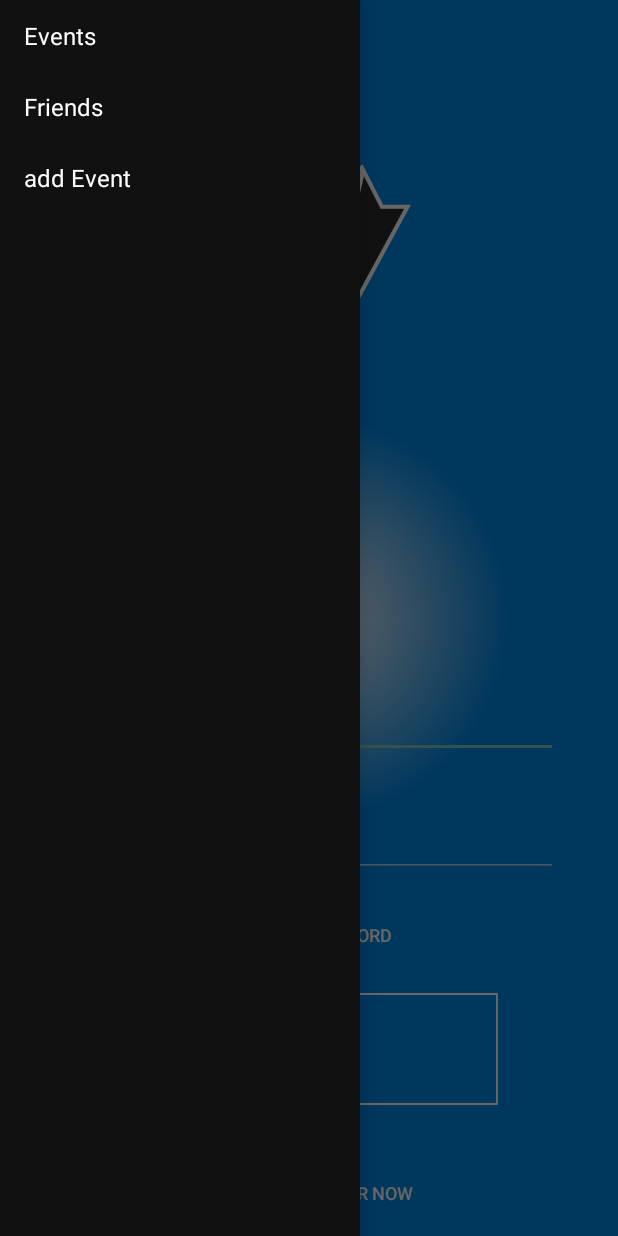
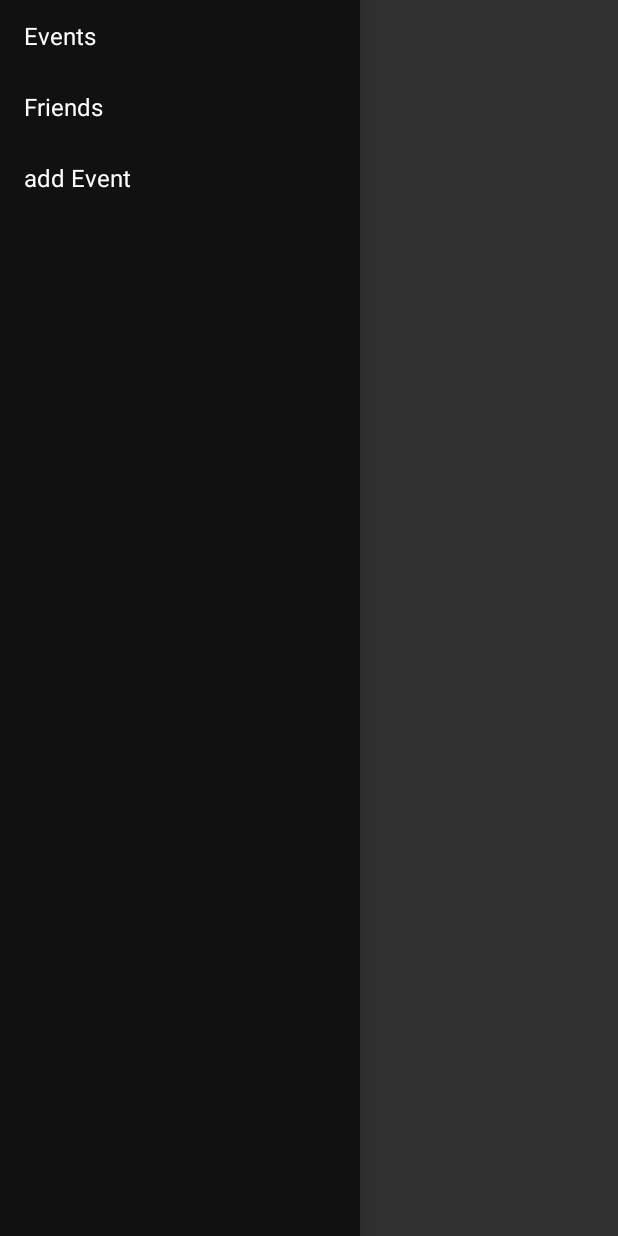
Before and after one commit to oszalex/SpryAndroid, an Android app: the MainActivity screen opened directly, with no data from a screen before it, with the side drawer open, on a phone screen of 412 x 824 dp. Run offline under Robolectric (Android 15) with nearby library versions, the phone set to English and light mode, and no system bars.

Commit message:
viewes refactored

```diff
--- a/android/src/main/res/layout/activity_main.xml
+++ b/android/src/main/res/layout/activity_main.xml
@@ -5,99 +5,7 @@
     android:layout_height="match_parent">
     <!-- The main content view -->
 
-    <LinearLayout xmlns:android="http://schemas.android.com/apk/res/android"
-    xmlns:tools="http://schemas.android.com/tools"
-    android:layout_width="match_parent"
-    android:layout_height="match_parent"
-    android:background="@drawable/gradient"
-    android:orientation="vertical" >
 
-    <ImageView
-        android:layout_width="150dp"
-        android:layout_height="150dp"
-        android:layout_gravity="center_horizontal"
-        android:layout_weight="9"
-        android:contentDescription="@string/loginLogoDescription"
-        android:paddingTop="50dp"
-        android:src="@drawable/logo_400x400px" />
-
-    <TextView
-        android:layout_width="wrap_content"
-        android:layout_height="wrap_content"
-        android:layout_gravity="center_horizontal"
-        android:layout_weight="3"
-        android:text="@string/loginTitle"
-        android:textColor="@android:color/white"
-        android:textSize="40sp" />
-
-    <EditText
-        android:id="@+id/login_username"
-        android:layout_width="fill_parent"
-        android:layout_height="wrap_content"
-        android:layout_gravity="center_horizontal"
-        android:layout_marginLeft="40dp"
-        android:layout_marginRight="40dp"
-        android:layout_weight="2"
-        android:hint="@string/loginEditUsername"
-        android:inputType="textEmailAddress"
-        android:textColorHint="@android:color/white"
-        android:textSize="16sp" />
-
-    <EditText
-        android:id="@+id/login_password"
-        android:layout_width="fill_parent"
-        android:layout_height="wrap_content"
-        android:layout_gravity="center_horizontal"
-        android:layout_marginBottom="20dp"
-        android:layout_marginLeft="40dp"
-        android:layout_marginRight="40dp"
-        android:layout_weight="2"
-        android:gravity="bottom"
-        android:hint="@string/loginEditPassword"
-        android:inputType="textPassword"
-        android:textColorHint="@android:color/white"
-        android:textSize="16sp" />
-
-    <Button
-        android:layout_width="wrap_content"
-        android:layout_height="0dp"
-        android:layout_gravity="center_horizontal"
-        android:layout_marginBottom="20dp"
-        android:layout_weight="2"
-        android:background="@android:color/transparent"
-        android:onClick="login"
-        android:text="@string/loginForgotPassword"
-        android:textSize="12sp" />
-
-    <!-- To draw a border around this button, the drawable butttonbroder is used -->
-
-    <Button
-        android:layout_width="fill_parent"
-        android:layout_height="0dp"
-        android:layout_gravity="center_horizontal"
-        android:layout_marginBottom="40dp"
-        android:layout_marginLeft="80dp"
-        android:layout_marginRight="80dp"
-        android:layout_weight="4"
-        android:background="@drawable/butttonborder"
-        android:onClick="login"
-        android:paddingBottom="2dp"
-        android:paddingTop="2dp"
-        android:text="@string/loginLoginButton"
-        android:textSize="15sp" />
-
-    <Button
-        android:layout_width="wrap_content"
-        android:layout_height="0dp"
-        android:layout_gravity="center_horizontal"
-        android:layout_marginBottom="10dp"
-        android:layout_weight="2"
-        android:background="@android:color/transparent"
-        android:onClick="login"
-        android:text="@string/loginRegister"
-        android:textSize="12sp" />
-
-</LinearLayout>
 
     <!-- The navigation drawer -->
     <ListView android:id="@+id/left_drawer"
--- a/android/src/main/res/values/strings.xml
+++ b/android/src/main/res/values/strings.xml
@@ -16,13 +16,12 @@
 
     <!-- Input Activity -->
     <string name="title_activity_input">Start your Bromance</string>
-    <string name="hello_world">Hello world!</string>
+    <string name="hello_world">Login</string>
     <string name="std_category">Categories</string>
     <string name="more">+</string>
     <string name="title_activity_show_friend">ShowFriendActivity</string>
     <string name="title_activity_friendlist">FriendlistActivity</string>
     <string name="title_activity_display_events">DisplayEventsActivity</string>
-
 
     <!-- Profil Activity -->
     <string name="title_activity_profil">Profil</string>
@@ -34,11 +33,12 @@
     <string name="profilAge">age: </string>
     <string name="profilImagedescription">This is the profile Image</string>
 
-
     <string-array name="planets_array">
         <item>Events</item>
         <item>Friends</item>
         <item>add Event</item>
     </string-array>
 
+    <string name="title_activity_login">LoginActivity</string>
+
 </resources>
```
